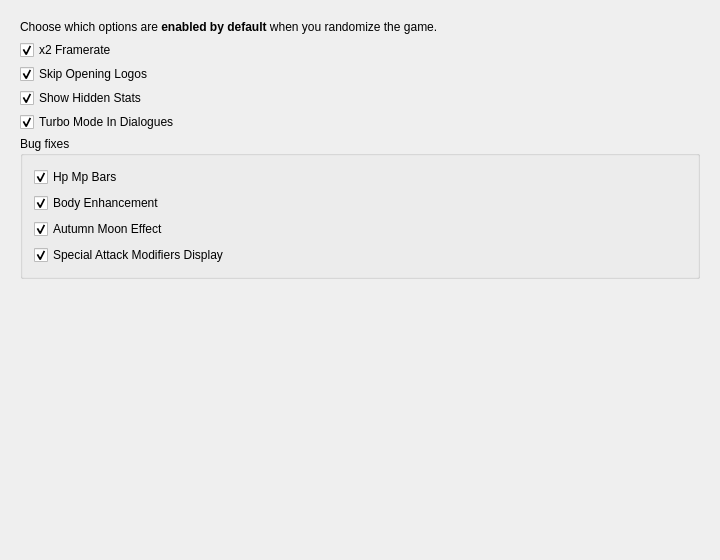
This is src/FrontendQt/DefaultDialog.ui in Meos4/Jade-Cocoon-Randomizer as Qt 5 draws it before an edit. The edited form follows.
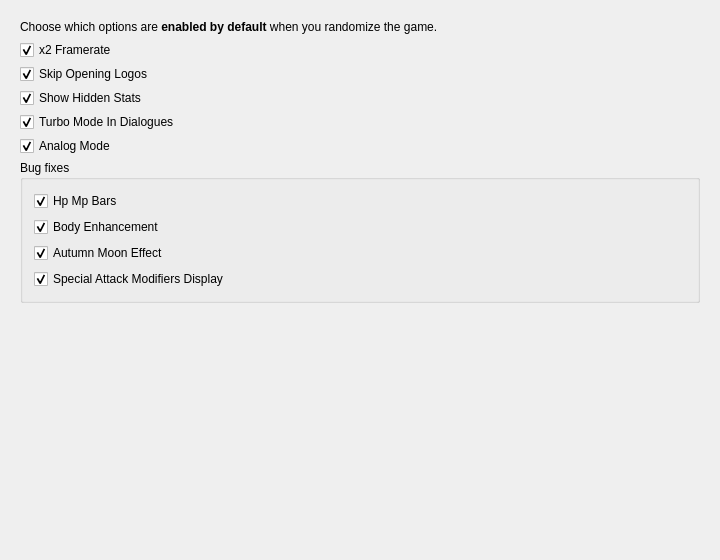
This is the edited form.

Commit message: Add Analog Mode feature

Patch:
```diff
--- a/src/FrontendQt/DefaultDialog.ui
+++ b/src/FrontendQt/DefaultDialog.ui
@@ -116,6 +116,16 @@
          </property>
         </widget>
        </item>
+       <item>
+        <widget class="QCheckBox" name="analogMode">
+         <property name="text">
+          <string>Analog Mode</string>
+         </property>
+         <property name="checked">
+          <bool>true</bool>
+         </property>
+        </widget>
+       </item>
        <item>
         <widget class="QGroupBox" name="fixesGroupBox">
          <property name="title">
```
The commit also changes 6 other files.
